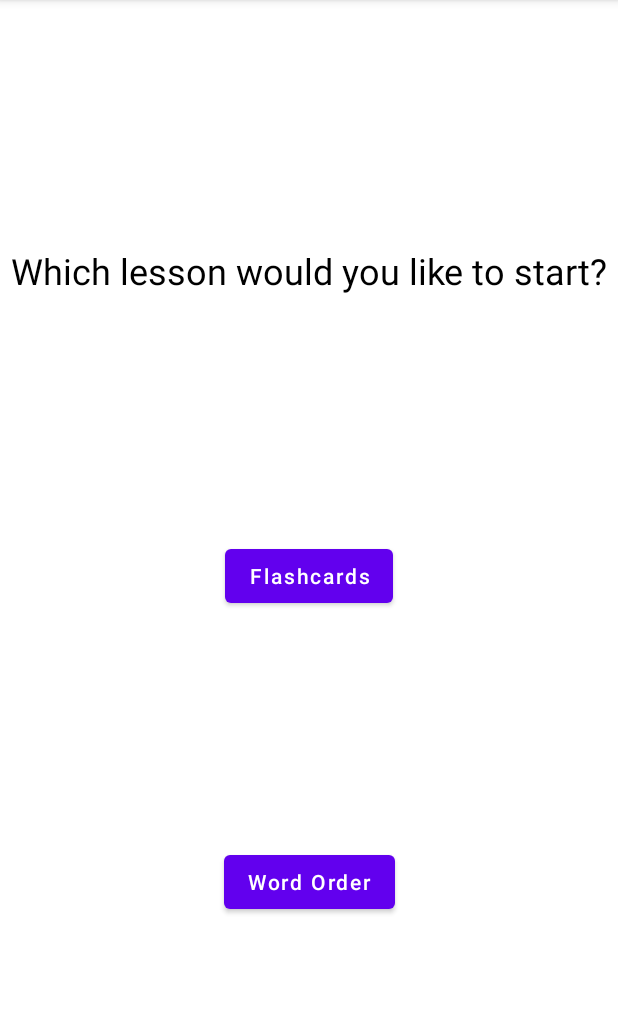
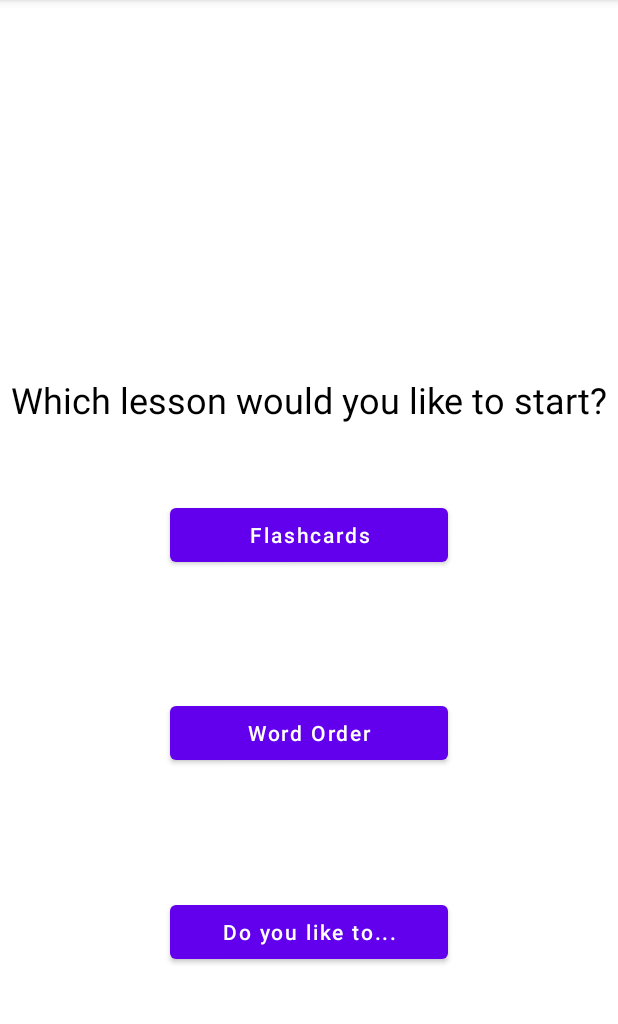
Before and after one commit to saintbrendan/ConnectEd, an Android app: the screen it shows after launch (MainActivity), on a phone screen of 412 x 824 dp, the part 84-1108 px from its top. Run offline under Robolectric (Android 15) with nearby library versions, the phone set to English and light mode, and no system bars.

Commit message:
Initial version of DoYouLike Activity

```diff
--- a/app/build.gradle
+++ b/app/build.gradle
@@ -10,8 +10,8 @@ android {
         applicationId "app.connected.connect_ed"
         minSdk 21
         targetSdk 30
-        versionCode 1
-        versionName "1.0"
+        versionCode 2
+        versionName "2.0"
 
         testInstrumentationRunner "androidx.test.runner.AndroidJUnitRunner"
     }
--- a/app/src/main/AndroidManifest.xml
+++ b/app/src/main/AndroidManifest.xml
@@ -9,6 +9,9 @@
         android:roundIcon="@mipmap/ic_launcher_round"
         android:supportsRtl="true"
         android:theme="@style/Theme.ConnectEd">
+        <activity
+            android:name=".DoYouLikeTo"
+            android:exported="true" />
         <activity
             android:name=".RightOrWrongActivity"
             android:exported="true" />
--- a/app/src/main/java/app/connected/connect_ed/MainActivity.kt
+++ b/app/src/main/java/app/connected/connect_ed/MainActivity.kt
@@ -21,7 +21,13 @@ class MainActivity : AppCompatActivity() {
             val intent = Intent(this, WordOrderActivity::class.java)
             startActivity(intent)
         }
+
         ///TODO:  Sentence completion.  E.g. "Do you like to ____?"
         /// This button appears *only* after the student finishes flashcards
+        val buttonDoYouLikeTo = findViewById(R.id.buttonDoYouLikeTo) as Button
+        buttonDoYouLikeTo.setOnClickListener {
+            val intent = Intent(this, DoYouLikeTo::class.java)
+            startActivity(intent)
+        }
     }
 }
--- a/app/src/main/res/layout/activity_main.xml
+++ b/app/src/main/res/layout/activity_main.xml
@@ -7,32 +7,11 @@
     tools:context=".MainActivity">
 
 
-    <Button
-        android:id="@+id/buttonFlashcards"
-        android:layout_width="wrap_content"
-        android:layout_height="wrap_content"
-        android:text="Flashcards"
-        android:textAllCaps="false"
-        app:layout_constraintBottom_toBottomOf="parent"
-        app:layout_constraintEnd_toEndOf="parent"
-        app:layout_constraintStart_toStartOf="parent"
-        app:layout_constraintTop_toTopOf="parent" />
-
-    <Button
-        android:id="@+id/buttonWordOrder"
-        android:layout_width="wrap_content"
-        android:layout_height="wrap_content"
-        android:text="Word Order"
-        android:textAllCaps="false"
-        app:layout_constraintBottom_toBottomOf="parent"
-        app:layout_constraintEnd_toEndOf="parent"
-        app:layout_constraintStart_toStartOf="parent"
-        app:layout_constraintTop_toBottomOf="@+id/buttonFlashcards" />
-
     <TextView
         android:id="@+id/textView2"
         android:layout_width="wrap_content"
         android:layout_height="wrap_content"
+        android:layout_marginTop="200dp"
         android:text="Which lesson would you like to start?"
         android:textColor="#000000"
         android:textSize="24sp"
@@ -40,4 +19,44 @@
         app:layout_constraintEnd_toEndOf="parent"
         app:layout_constraintStart_toStartOf="parent"
         app:layout_constraintTop_toTopOf="parent" />
+
+    <Button
+        android:id="@+id/buttonFlashcards"
+        android:layout_width="0dp"
+        android:layout_height="wrap_content"
+        android:layout_marginBottom="2dp"
+        android:text="Flashcards"
+        android:textAllCaps="false"
+        app:layout_constraintWidth_percent="0.45"
+        app:layout_constraintBottom_toTopOf="@+id/buttonWordOrder"
+        app:layout_constraintEnd_toEndOf="parent"
+        app:layout_constraintStart_toStartOf="parent"
+        app:layout_constraintTop_toTopOf="@+id/textView2" />
+
+    <Button
+        android:id="@+id/buttonWordOrder"
+        android:layout_width="0dp"
+        android:layout_height="wrap_content"
+        android:layout_marginBottom="2dp"
+        android:text="Word Order"
+        android:textAllCaps="false"
+        app:layout_constraintWidth_percent="0.45"
+        app:layout_constraintBottom_toTopOf="@+id/buttonDoYouLikeTo"
+        app:layout_constraintEnd_toEndOf="parent"
+        app:layout_constraintStart_toStartOf="parent"
+        app:layout_constraintTop_toBottomOf="@+id/buttonFlashcards" />
+
+    <Button
+        android:id="@+id/buttonDoYouLikeTo"
+        android:layout_width="0dp"
+        android:layout_height="wrap_content"
+        android:layout_marginBottom="40dp"
+        android:text="Do you like to..."
+        android:textAllCaps="false"
+        app:layout_constraintWidth_percent="0.45"
+        app:layout_constraintBottom_toBottomOf="parent"
+        app:layout_constraintEnd_toEndOf="parent"
+        app:layout_constraintStart_toStartOf="parent"
+        app:layout_constraintTop_toBottomOf="@+id/buttonWordOrder" />
+
 </androidx.constraintlayout.widget.ConstraintLayout>
```
Also changed, not shown: app/src/main/java/app/connected/connect_ed/DoYouLikeTo.kt (added, +11 -0 lines), app/src/main/res/layout/activity_do_you_like_to.xml (added, +40 -0 lines).
